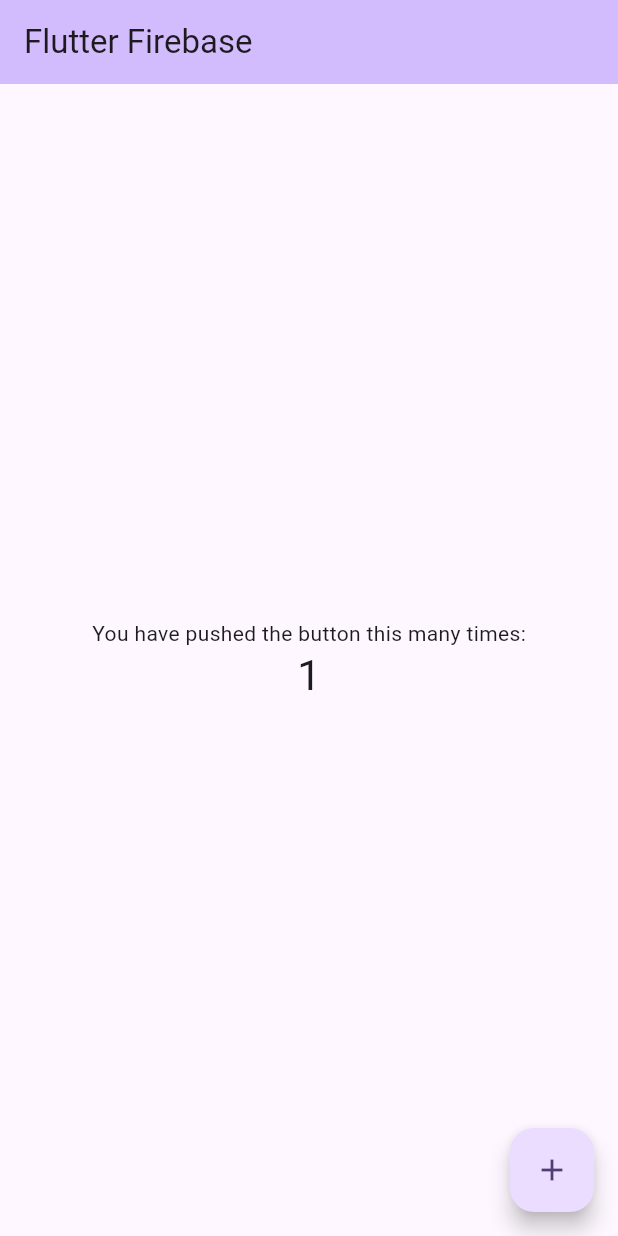
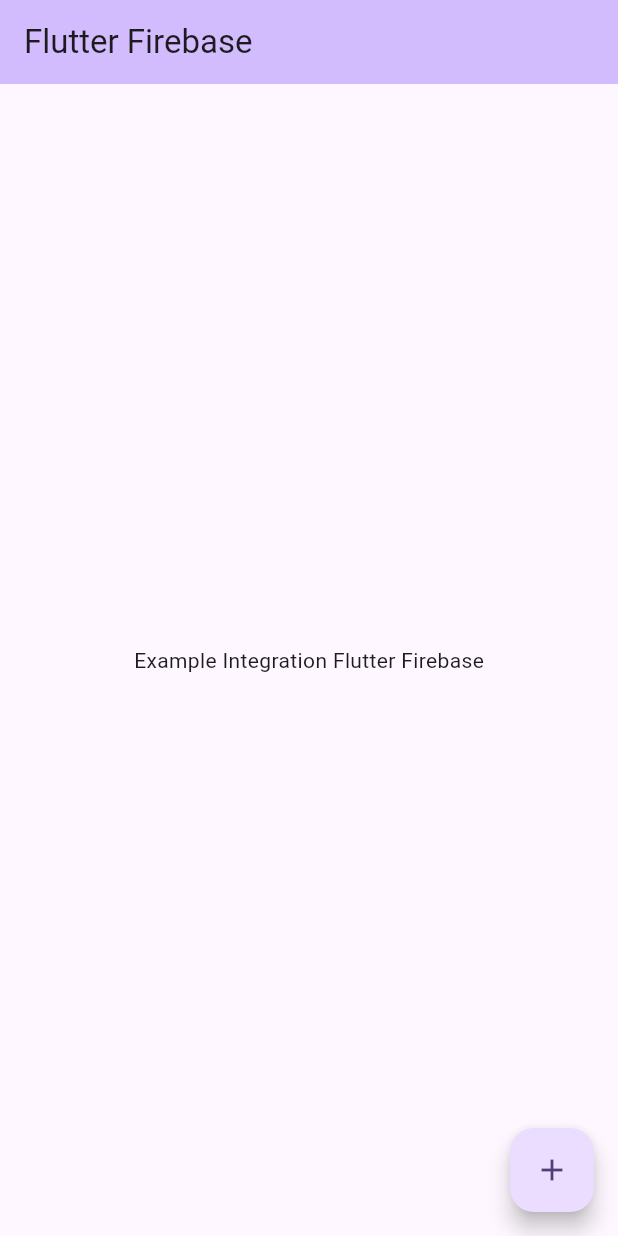
Before and after one commit to Balajar-DM/Flutter-Firebase, a Flutter app: the screen it shows after launch, after a tap on the "add" icon, on a phone screen of 412 x 824 dp. Run offline on Flutter 3.47's test engine with Material 3 defaults, Android fonts, the phone set to English and light mode, and no system bars; our stand-ins replace firebase_core, firebase_messaging, flutter_local_notifications; accounts and stored records are empty.

```diff
--- a/lib/main.dart
+++ b/lib/main.dart
@@ -116,14 +116,6 @@ class _MyHomePageState extends State<MyHomePage> {
     super.initState();
   }
 
-  int _counter = 0;
-
-  void _incrementCounter() {
-    setState(() {
-      _counter++;
-    });
-  }
-
   @override
   Widget build(BuildContext context) {
     return Scaffold(
@@ -131,22 +123,21 @@ class _MyHomePageState extends State<MyHomePage> {
         backgroundColor: Theme.of(context).colorScheme.inversePrimary,
         title: Text(widget.title),
       ),
-      body: Center(
+      body: const Center(
         child: Column(
           mainAxisAlignment: MainAxisAlignment.center,
           children: <Widget>[
-            const Text(
-              'You have pushed the button this many times:',
-            ),
             Text(
-              '$_counter',
-              style: Theme.of(context).textTheme.headlineMedium,
+              'Example Integration Flutter Firebase',
             ),
           ],
         ),
       ),
       floatingActionButton: FloatingActionButton(
-        onPressed: _incrementCounter,
+        onPressed: () async {
+          String? token = await FirebaseMessaging.instance.getToken();
+          print(token);
+        },
         tooltip: 'Increment',
         child: const Icon(Icons.add),
       ),
```
